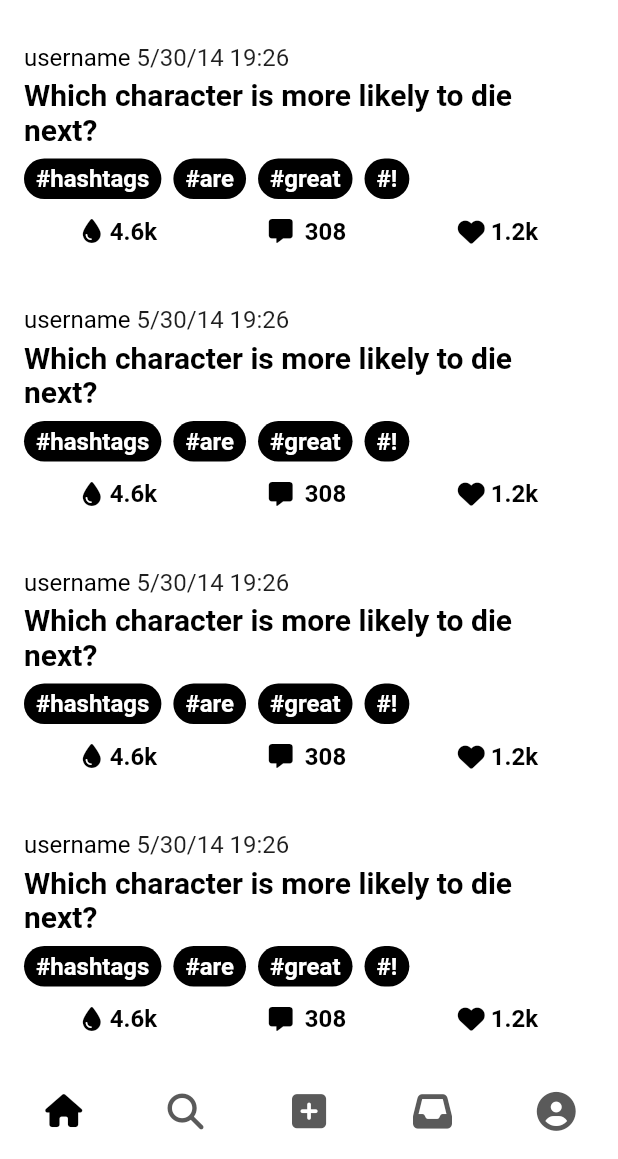
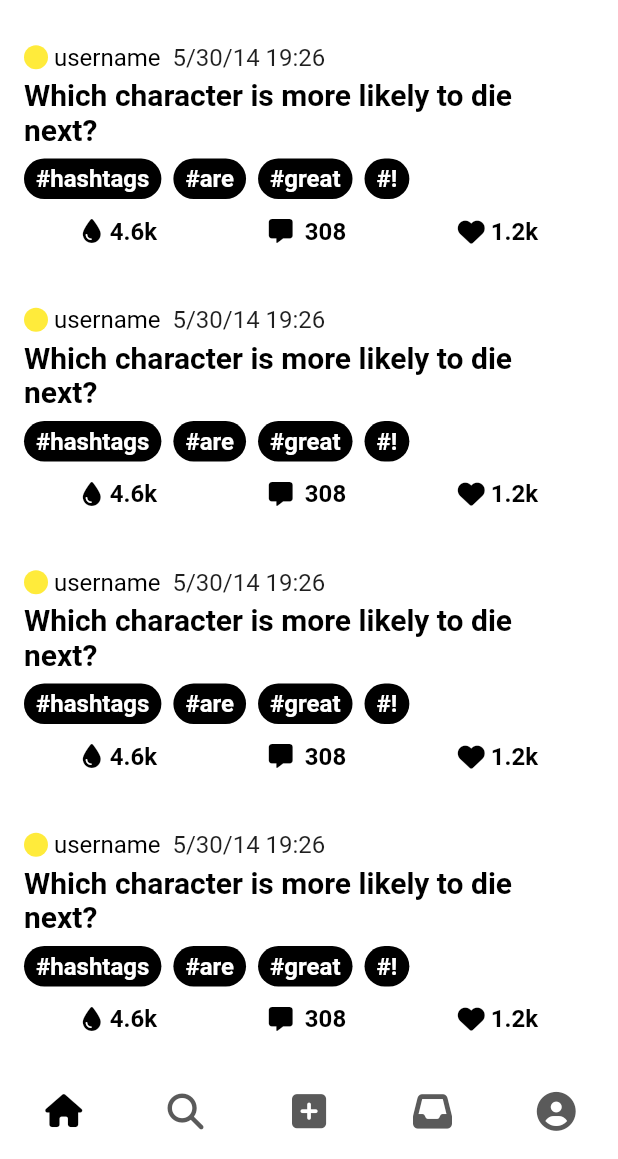
Before and after one commit to emresoysuren/chupp, a Flutter app: the screen it shows after launch, on a phone screen of 412 x 824 dp, the part 77-1236 px from its top. Run offline on Flutter 3.47's test engine with Material 2 defaults, Android fonts, the phone set to English and light mode, and no system bars; our stand-ins replace auto_route, firebase_core, font_awesome_flutter, google_fonts; missing offline and left inert: draggable_menu; accounts and stored records are empty; Roboto replaces fonts that are missing (Ubuntu); statements that could not run were skipped.

Commit message:
added profile photo place holder to the mini post widget

```diff
--- a/lib/widgets/posts/mini_post.dart
+++ b/lib/widgets/posts/mini_post.dart
@@ -34,11 +34,20 @@ class MiniPost extends StatelessWidget {
                   children: [
                     Row(
                       children: [
+                        Container(
+                          height: 16,
+                          width: 16,
+                          decoration: const BoxDecoration(
+                            color: Colors.yellow,
+                            shape: BoxShape.circle,
+                          ),
+                        ),
+                        const SizedBox(width: 4),
                         Text(
                           "username",
                           style: context.styles.text,
                         ),
-                        const SizedBox(width: 4),
+                        const SizedBox(width: 8),
                         Text(
                           "5/30/14 19:26",
                           style: context.styles.subText,
```
